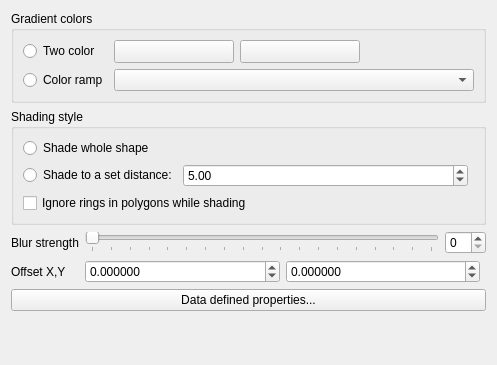
The window that src/ui/symbollayer/widget_shapeburstfill.ui (qgis/QGIS) describes before a commit, drawn with Qt 5.
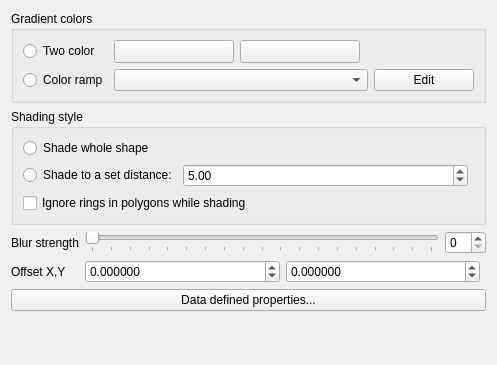
The same window after the commit. Custom widgets are drawn as their Qt base class.

Commit message: Add an edit button for shapeburst and gradient color ramps

```diff
--- a/src/ui/symbollayer/widget_shapeburstfill.ui
+++ b/src/ui/symbollayer/widget_shapeburstfill.ui
@@ -90,7 +90,24 @@
        </widget>
       </item>
       <item row="1" column="1">
-       <widget class="QgsColorRampComboBox" name="cboGradientColorRamp"/>
+       <layout class="QHBoxLayout" name="horizontalLayout_8">
+        <item>
+         <widget class="QgsColorRampComboBox" name="cboGradientColorRamp"/>
+        </item>
+        <item>
+         <widget class="QPushButton" name="mButtonEditRamp">
+          <property name="maximumSize">
+           <size>
+            <width>100</width>
+            <height>16777215</height>
+           </size>
+          </property>
+          <property name="text">
+           <string>Edit</string>
+          </property>
+         </widget>
+        </item>
+       </layout>
       </item>
      </layout>
     </widget>
```
The commit also changes 4 other files.
